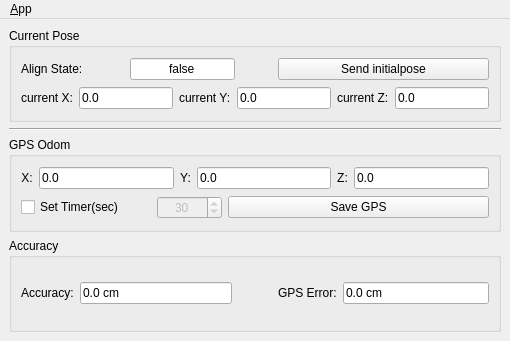
Before: the Qt Designer form ui/main_window.ui in zang09/localization_ui, drawn with Qt 5.
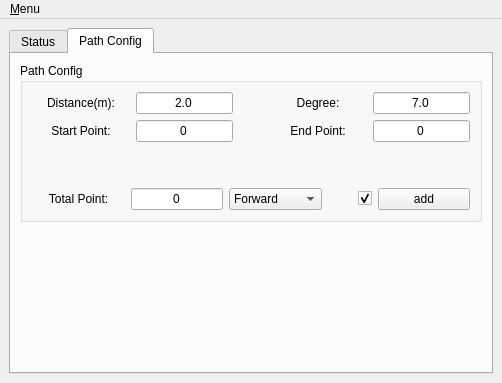
After: the same form once the commit is applied. The open tabs and pages were chosen to show the change. Icons and pictures are not drawn.

Commit message: update UI & rviz flag function

Diff of the .ui file:
```diff
--- a/ui/main_window.ui
+++ b/ui/main_window.ui
@@ -6,8 +6,8 @@
    <rect>
     <x>0</x>
     <y>0</y>
-    <width>510</width>
-    <height>341</height>
+    <width>502</width>
+    <height>383</height>
    </rect>
   </property>
   <property name="acceptDrops">
@@ -25,14 +25,30 @@
   </property>
   <widget class="QWidget" name="centralwidget">
    <layout class="QGridLayout" name="gridLayout">
-    <item row="4" column="0">
-     <widget class="Line" name="line">
-      <property name="orientation">
-       <enum>Qt::Horizontal</enum>
+    <item row="1" column="0">
+     <widget class="QTabWidget" name="tabWidget">
+      <property name="currentIndex">
+       <number>0</number>
       </property>
-     </widget>
-    </item>
-    <item row="5" column="0">
+      <widget class="QWidget" name="status_tab">
+       <property name="font">
+        <font>
+         <underline>false</underline>
+         <strikeout>false</strikeout>
+         <stylestrategy>PreferDefault</stylestrategy>
+        </font>
+       </property>
+       <property name="accessibleDescription">
+        <string/>
+       </property>
+       <property name="styleSheet">
+        <string notr="true"/>
+       </property>
+       <attribute name="title">
+        <string>Status</string>
+       </attribute>
+       <layout class="QGridLayout" name="gridLayout_7" rowstretch="1,1,1,0" columnstretch="0">
+        <item row="1" column="0">
      <widget class="QGroupBox" name="groupBox_2">
       <property name="title">
        <string>GPS Odom</string>
@@ -98,6 +114,9 @@
            <property name="text">
             <string>0.0</string>
            </property>
+               <property name="alignment">
+                <set>Qt::AlignCenter</set>
+               </property>
            <property name="readOnly">
             <bool>true</bool>
            </property>
@@ -118,6 +137,9 @@
            <property name="text">
             <string>0.0</string>
            </property>
+               <property name="alignment">
+                <set>Qt::AlignCenter</set>
+               </property>
            <property name="readOnly">
             <bool>true</bool>
            </property>
@@ -138,48 +160,6 @@
            <property name="text">
             <string>0.0</string>
            </property>
-           <property name="readOnly">
-            <bool>true</bool>
-           </property>
-          </widget>
-         </item>
-        </layout>
-       </item>
-      </layout>
-     </widget>
-    </item>
-    <item row="2" column="0">
-     <widget class="QGroupBox" name="groupBox">
-      <property name="title">
-       <string>Current Pose</string>
-      </property>
-      <layout class="QGridLayout" name="gridLayout_3">
-       <item row="0" column="0">
-        <layout class="QHBoxLayout" name="horizontalLayout_3" stretch="1,1,0,2">
-         <property name="spacing">
-          <number>3</number>
-         </property>
-         <property name="leftMargin">
-          <number>0</number>
-         </property>
-         <property name="rightMargin">
-          <number>0</number>
-         </property>
-         <item>
-          <widget class="QLabel" name="label_4">
-           <property name="text">
-            <string>Align State:</string>
-           </property>
-           <property name="alignment">
-            <set>Qt::AlignLeading|Qt::AlignLeft|Qt::AlignVCenter</set>
-           </property>
-          </widget>
-         </item>
-         <item>
-          <widget class="QLineEdit" name="le_alignstate">
-           <property name="text">
-            <string>false</string>
-           </property>
            <property name="alignment">
             <set>Qt::AlignCenter</set>
            </property>
@@ -188,93 +168,12 @@
            </property>
           </widget>
          </item>
-         <item>
-          <spacer name="horizontalSpacer">
-           <property name="orientation">
-            <enum>Qt::Horizontal</enum>
-           </property>
-           <property name="sizeHint" stdset="0">
-            <size>
-             <width>40</width>
-             <height>20</height>
-            </size>
-           </property>
-          </spacer>
-         </item>
-         <item>
-          <widget class="QPushButton" name="pb_initialpose">
-           <property name="text">
-            <string>Send initialpose</string>
-           </property>
-          </widget>
-         </item>
-        </layout>
-       </item>
-       <item row="1" column="0">
-        <layout class="QHBoxLayout" name="horizontalLayout">
-         <property name="leftMargin">
-          <number>0</number>
-         </property>
-         <property name="rightMargin">
-          <number>0</number>
-         </property>
-         <item>
-          <widget class="QLabel" name="label_7">
-           <property name="text">
-            <string>current X:</string>
-           </property>
-          </widget>
-         </item>
-         <item>
-          <widget class="QLineEdit" name="le_curx">
-           <property name="text">
-            <string>0.0</string>
-           </property>
-           <property name="readOnly">
-            <bool>true</bool>
-           </property>
-          </widget>
-         </item>
-         <item>
-          <widget class="QLabel" name="label_6">
-           <property name="text">
-            <string>current Y:</string>
-           </property>
-          </widget>
-         </item>
-         <item>
-          <widget class="QLineEdit" name="le_cury">
-           <property name="text">
-            <string>0.0</string>
-           </property>
-           <property name="readOnly">
-            <bool>true</bool>
-           </property>
-          </widget>
-         </item>
-         <item>
-          <widget class="QLabel" name="label_5">
-           <property name="text">
-            <string>current Z:</string>
-           </property>
-          </widget>
-         </item>
-         <item>
-          <widget class="QLineEdit" name="le_curz">
-           <property name="text">
-            <string>0.0</string>
-           </property>
-           <property name="readOnly">
-            <bool>true</bool>
-           </property>
-          </widget>
-         </item>
-        </layout>
-       </item>
-      </layout>
-     </widget>
-    </item>
-    <item row="6" column="0">
+            </layout>
+           </item>
+          </layout>
+         </widget>
+        </item>
+        <item row="3" column="0">
      <widget class="QGroupBox" name="groupBox_3">
       <property name="title">
        <string>Accuracy</string>
@@ -294,6 +193,9 @@
            <property name="text">
             <string>0.0 cm</string>
            </property>
+               <property name="alignment">
+                <set>Qt::AlignCenter</set>
+               </property>
           </widget>
          </item>
         </layout>
@@ -312,6 +214,9 @@
            <property name="text">
             <string>0.0 cm</string>
            </property>
+               <property name="alignment">
+                <set>Qt::AlignCenter</set>
+               </property>
           </widget>
          </item>
         </layout>
@@ -332,6 +237,453 @@
       </layout>
      </widget>
     </item>
+        <item row="0" column="0">
+         <widget class="QGroupBox" name="groupBox">
+          <property name="title">
+           <string>Current Pose</string>
+          </property>
+          <layout class="QGridLayout" name="gridLayout_3">
+           <item row="1" column="0">
+            <layout class="QHBoxLayout" name="horizontalLayout">
+             <property name="leftMargin">
+              <number>0</number>
+             </property>
+             <property name="rightMargin">
+              <number>0</number>
+             </property>
+             <item>
+              <widget class="QLabel" name="label_7">
+               <property name="text">
+                <string>current X:</string>
+               </property>
+              </widget>
+             </item>
+             <item>
+              <widget class="QLineEdit" name="le_curx">
+               <property name="text">
+                <string>0.0</string>
+               </property>
+               <property name="alignment">
+                <set>Qt::AlignCenter</set>
+               </property>
+               <property name="readOnly">
+                <bool>true</bool>
+               </property>
+              </widget>
+             </item>
+             <item>
+              <widget class="QLabel" name="label_6">
+               <property name="text">
+                <string>current Y:</string>
+               </property>
+              </widget>
+             </item>
+             <item>
+              <widget class="QLineEdit" name="le_cury">
+               <property name="text">
+                <string>0.0</string>
+               </property>
+               <property name="alignment">
+                <set>Qt::AlignCenter</set>
+               </property>
+               <property name="readOnly">
+                <bool>true</bool>
+               </property>
+              </widget>
+             </item>
+             <item>
+              <widget class="QLabel" name="label_5">
+               <property name="text">
+                <string>current Z:</string>
+               </property>
+              </widget>
+             </item>
+             <item>
+              <widget class="QLineEdit" name="le_curz">
+               <property name="text">
+                <string>0.0</string>
+               </property>
+               <property name="alignment">
+                <set>Qt::AlignCenter</set>
+               </property>
+               <property name="readOnly">
+                <bool>true</bool>
+               </property>
+              </widget>
+             </item>
+            </layout>
+           </item>
+           <item row="0" column="0">
+            <layout class="QHBoxLayout" name="horizontalLayout_3" stretch="1,1,0,2">
+             <property name="spacing">
+              <number>3</number>
+             </property>
+             <property name="leftMargin">
+              <number>0</number>
+             </property>
+             <property name="rightMargin">
+              <number>0</number>
+             </property>
+             <item>
+              <widget class="QLabel" name="label_4">
+               <property name="text">
+                <string>Align State:</string>
+               </property>
+               <property name="alignment">
+                <set>Qt::AlignLeading|Qt::AlignLeft|Qt::AlignVCenter</set>
+               </property>
+              </widget>
+             </item>
+             <item>
+              <widget class="QLineEdit" name="le_alignstate">
+               <property name="text">
+                <string>false</string>
+               </property>
+               <property name="alignment">
+                <set>Qt::AlignCenter</set>
+               </property>
+               <property name="readOnly">
+                <bool>true</bool>
+               </property>
+              </widget>
+             </item>
+             <item>
+              <spacer name="horizontalSpacer">
+               <property name="orientation">
+                <enum>Qt::Horizontal</enum>
+               </property>
+               <property name="sizeHint" stdset="0">
+                <size>
+                 <width>40</width>
+                 <height>20</height>
+                </size>
+               </property>
+              </spacer>
+             </item>
+             <item>
+              <widget class="QPushButton" name="pb_initialpose">
+               <property name="text">
+                <string>Send initialpose</string>
+               </property>
+              </widget>
+             </item>
+            </layout>
+           </item>
+          </layout>
+         </widget>
+        </item>
+       </layout>
+      </widget>
+      <widget class="QWidget" name="path_config_tab">
+       <attribute name="title">
+        <string>Path Config</string>
+       </attribute>
+       <layout class="QGridLayout" name="gridLayout_8">
+        <item row="0" column="0">
+         <widget class="QGroupBox" name="groupBox_4">
+          <property name="title">
+           <string>Path Config</string>
+          </property>
+          <layout class="QGridLayout" name="gridLayout_2">
+           <item row="1" column="0" colspan="2">
+            <layout class="QHBoxLayout" name="horizontalLayout_8" stretch="1,1,0,1,1">
+             <item>
+              <widget class="QLabel" name="label_12">
+               <property name="sizePolicy">
+                <sizepolicy hsizetype="Preferred" vsizetype="Preferred">
+                 <horstretch>0</horstretch>
+                 <verstretch>0</verstretch>
+                </sizepolicy>
+               </property>
+               <property name="text">
+                <string>Start Point:</string>
+               </property>
+               <property name="alignment">
+                <set>Qt::AlignCenter</set>
+               </property>
+              </widget>
+             </item>
+             <item>
+              <widget class="QLineEdit" name="le_spoint">
+               <property name="sizePolicy">
+                <sizepolicy hsizetype="Preferred" vsizetype="Fixed">
+                 <horstretch>0</horstretch>
+                 <verstretch>0</verstretch>
+                </sizepolicy>
+               </property>
+               <property name="maximumSize">
+                <size>
+                 <width>16777215</width>
+                 <height>16777215</height>
+                </size>
+               </property>
+               <property name="text">
+                <string>0</string>
+               </property>
+               <property name="alignment">
+                <set>Qt::AlignCenter</set>
+               </property>
+              </widget>
+             </item>
+             <item>
+              <spacer name="horizontalSpacer_4">
+               <property name="orientation">
+                <enum>Qt::Horizontal</enum>
+               </property>
+               <property name="sizeHint" stdset="0">
+                <size>
+                 <width>30</width>
+                 <height>20</height>
+                </size>
+               </property>
+              </spacer>
+             </item>
+             <item>
+              <widget class="QLabel" name="label_14">
+               <property name="sizePolicy">
+                <sizepolicy hsizetype="Preferred" vsizetype="Preferred">
+                 <horstretch>0</horstretch>
+                 <verstretch>0</verstretch>
+                </sizepolicy>
+               </property>
+               <property name="text">
+                <string>End Point:</string>
+               </property>
+               <property name="alignment">
+                <set>Qt::AlignCenter</set>
+               </property>
+              </widget>
+             </item>
+             <item>
+              <widget class="QLineEdit" name="le_epoint">
+               <property name="text">
+                <string>0</string>
+               </property>
+               <property name="alignment">
+                <set>Qt::AlignCenter</set>
+               </property>
+              </widget>
+             </item>
+            </layout>
+           </item>
+           <item row="3" column="0" colspan="2">
+            <layout class="QHBoxLayout" name="horizontalLayout_9" stretch="1,1,1,0,0,1">
+             <property name="spacing">
+              <number>6</number>
+             </property>
+             <item>
+              <widget class="QLabel" name="label_13">
+               <property name="sizePolicy">
+                <sizepolicy hsizetype="Preferred" vsizetype="Preferred">
+                 <horstretch>0</horstretch>
+                 <verstretch>0</verstretch>
+                </sizepolicy>
+               </property>
+               <property name="text">
+                <string>Total Point:</string>
+               </property>
+               <property name="alignment">
+                <set>Qt::AlignCenter</set>
+               </property>
+              </widget>
+             </item>
+             <item>
+              <widget class="QLineEdit" name="le_tpoint">
+               <property name="text">
+                <string>0</string>
+               </property>
+               <property name="alignment">
+                <set>Qt::AlignCenter</set>
+               </property>
+               <property name="readOnly">
+                <bool>true</bool>
+               </property>
+              </widget>
+             </item>
+             <item>
+              <widget class="QComboBox" name="cb_direction">
+               <property name="currentText">
+                <string>Forward</string>
+               </property>
+               <property name="sizeAdjustPolicy">
+                <enum>QComboBox::AdjustToContentsOnFirstShow</enum>
+               </property>
+               <item>
+                <property name="text">
+                 <string>Forward</string>
+                </property>
+               </item>
+               <item>
+                <property name="text">
+                 <string>Backward</string>
+                </property>
+               </item>
+              </widget>
+             </item>
+             <item>
+              <spacer name="horizontalSpacer_5">
+               <property name="orientation">
+                <enum>Qt::Horizontal</enum>
+               </property>
+               <property name="sizeHint" stdset="0">
+                <size>
+                 <width>30</width>
+                 <height>20</height>
+                </size>
+               </property>
+              </spacer>
+             </item>
+             <item>
+              <widget class="QCheckBox" name="cb_visible">
+               <property name="text">
+                <string/>
+               </property>
+               <property name="checked">
+                <bool>true</bool>
+               </property>
+              </widget>
+             </item>
+             <item>
+              <widget class="QPushButton" name="pb_add">
+               <property name="text">
+                <string>add</string>
+               </property>
+              </widget>
+             </item>
+            </layout>
+           </item>
+           <item row="0" column="0" colspan="2">
+            <layout class="QHBoxLayout" name="horizontalLayout_7" stretch="1,1,0,1,1">
+             <item>
+              <widget class="QLabel" name="label_10">
+               <property name="sizePolicy">
+                <sizepolicy hsizetype="Preferred" vsizetype="Preferred">
+                 <horstretch>0</horstretch>
+                 <verstretch>0</verstretch>
+                </sizepolicy>
+               </property>
+               <property name="text">
+                <string>Distance(m):</string>
+               </property>
+               <property name="alignment">
+                <set>Qt::AlignCenter</set>
+               </property>
+              </widget>
+             </item>
+             <item>
+              <widget class="QLineEdit" name="le_distance">
+               <property name="sizePolicy">
+                <sizepolicy hsizetype="Expanding" vsizetype="Fixed">
+                 <horstretch>0</horstretch>
+                 <verstretch>0</verstretch>
+                </sizepolicy>
+               </property>
+               <property name="minimumSize">
+                <size>
+                 <width>0</width>
+                 <height>0</height>
+                </size>
+               </property>
+               <property name="maximumSize">
+                <size>
+                 <width>1677215</width>
+                 <height>16777215</height>
+                </size>
+               </property>
+               <property name="text">
+                <string>2.0</string>
+               </property>
+               <property name="alignment">
+                <set>Qt::AlignCenter</set>
+               </property>
+              </widget>
+             </item>
+             <item>
+              <spacer name="horizontalSpacer_3">
+               <property name="orientation">
+                <enum>Qt::Horizontal</enum>
+               </property>
+               <property name="sizeHint" stdset="0">
+                <size>
+                 <width>30</width>
+                 <height>20</height>
+                </size>
+               </property>
+              </spacer>
+             </item>
+             <item>
+              <widget class="QLabel" name="label_11">
+               <property name="sizePolicy">
+                <sizepolicy hsizetype="Preferred" vsizetype="Preferred">
+                 <horstretch>0</horstretch>
+                 <verstretch>0</verstretch>
+                </sizepolicy>
+               </property>
+               <property name="text">
+                <string>Degree:</string>
+               </property>
+               <property name="alignment">
+                <set>Qt::AlignCenter</set>
+               </property>
+              </widget>
+             </item>
+             <item>
+              <widget class="QLineEdit" name="le_degree">
+               <property name="sizePolicy">
+                <sizepolicy hsizetype="Expanding" vsizetype="Fixed">
+                 <horstretch>0</horstretch>
+                 <verstretch>0</verstretch>
+                </sizepolicy>
+               </property>
+               <property name="maximumSize">
+                <size>
+                 <width>1677215</width>
+                 <height>16777215</height>
+                </size>
+               </property>
+               <property name="text">
+                <string>7.0</string>
+               </property>
+               <property name="alignment">
+                <set>Qt::AlignCenter</set>
+               </property>
+              </widget>
+             </item>
+            </layout>
+           </item>
+           <item row="2" column="0" colspan="2">
+            <spacer name="verticalSpacer_2">
+             <property name="orientation">
+              <enum>Qt::Vertical</enum>
+             </property>
+             <property name="sizeHint" stdset="0">
+              <size>
+               <width>20</width>
+               <height>40</height>
+              </size>
+             </property>
+            </spacer>
+           </item>
+          </layout>
+         </widget>
+        </item>
+        <item row="1" column="0">
+         <spacer name="verticalSpacer">
+          <property name="orientation">
+           <enum>Qt::Vertical</enum>
+          </property>
+          <property name="sizeHint" stdset="0">
+           <size>
+            <width>20</width>
+            <height>40</height>
+           </size>
+          </property>
+         </spacer>
+        </item>
+       </layout>
+      </widget>
+     </widget>
+    </item>
    </layout>
   </widget>
   <widget class="QMenuBar" name="menubar">
@@ -339,13 +691,13 @@
     <rect>
      <x>0</x>
      <y>0</y>
-     <width>510</width>
+     <width>502</width>
      <height>22</height>
     </rect>
    </property>
    <widget class="QMenu" name="menu_File">
     <property name="title">
-     <string>&amp;App</string>
+     <string>&amp;Menu</string>
     </property>
     <addaction name="separator"/>
     <addaction name="separator"/>
```
Lines whose indentation alone changed are shown as unchanged. The commit also changes 6 other files.
